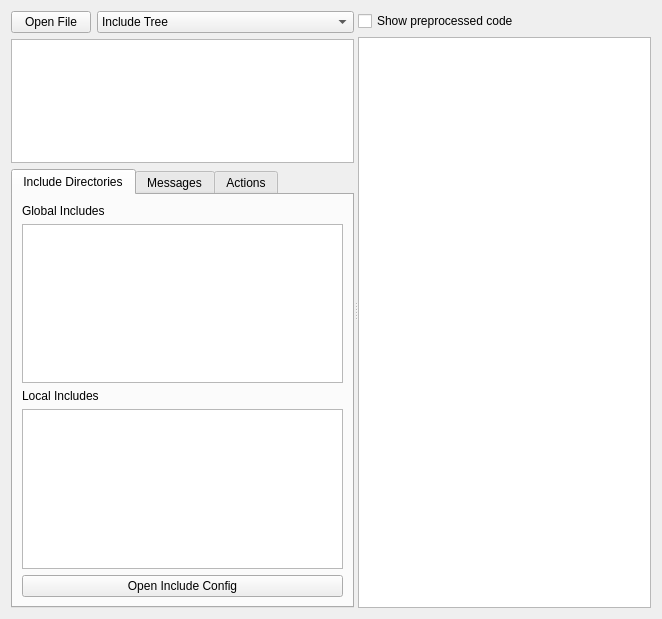
Before: the Qt Designer form cppchecks/gui/parseresultwidget.ui in Krazy-collection/krazy, drawn with Qt 5.
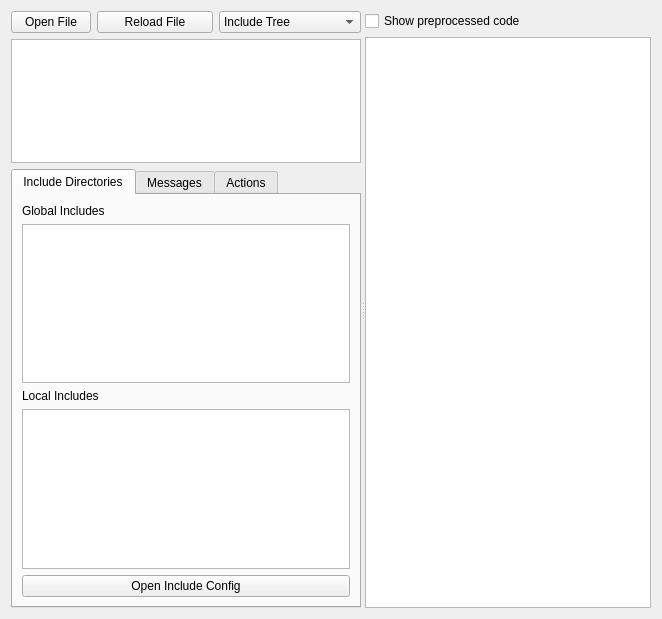
After: the same form once the commit is applied.

Commit message: Add possibility to reload a file for convenience.

Patch:
```diff
--- a/cppchecks/gui/parseresultwidget.ui
+++ b/cppchecks/gui/parseresultwidget.ui
@@ -25,7 +25,7 @@
      <property name="opaqueResize">
       <bool>true</bool>
      </property>
-     <widget class="QWidget" name="">
+     <widget class="QWidget" name="layoutWidget">
       <layout class="QVBoxLayout" name="verticalLayout">
        <item>
         <layout class="QHBoxLayout" name="horizontalLayout">
@@ -42,6 +42,13 @@
            </property>
           </widget>
          </item>
+         <item>
+          <widget class="QPushButton" name="m_reloadFileButton">
+           <property name="text">
+            <string>Reload File</string>
+           </property>
+          </widget>
+         </item>
          <item>
           <widget class="QComboBox" name="m_treeCombo">
            <item>
@@ -207,7 +214,7 @@
        </item>
       </layout>
      </widget>
-     <widget class="QWidget" name="">
+     <widget class="QWidget" name="layoutWidget">
       <layout class="QVBoxLayout" name="verticalLayout_2">
        <item>
         <widget class="QCheckBox" name="m_preprocessedCheck">
```
The commit also changes 2 other files.
